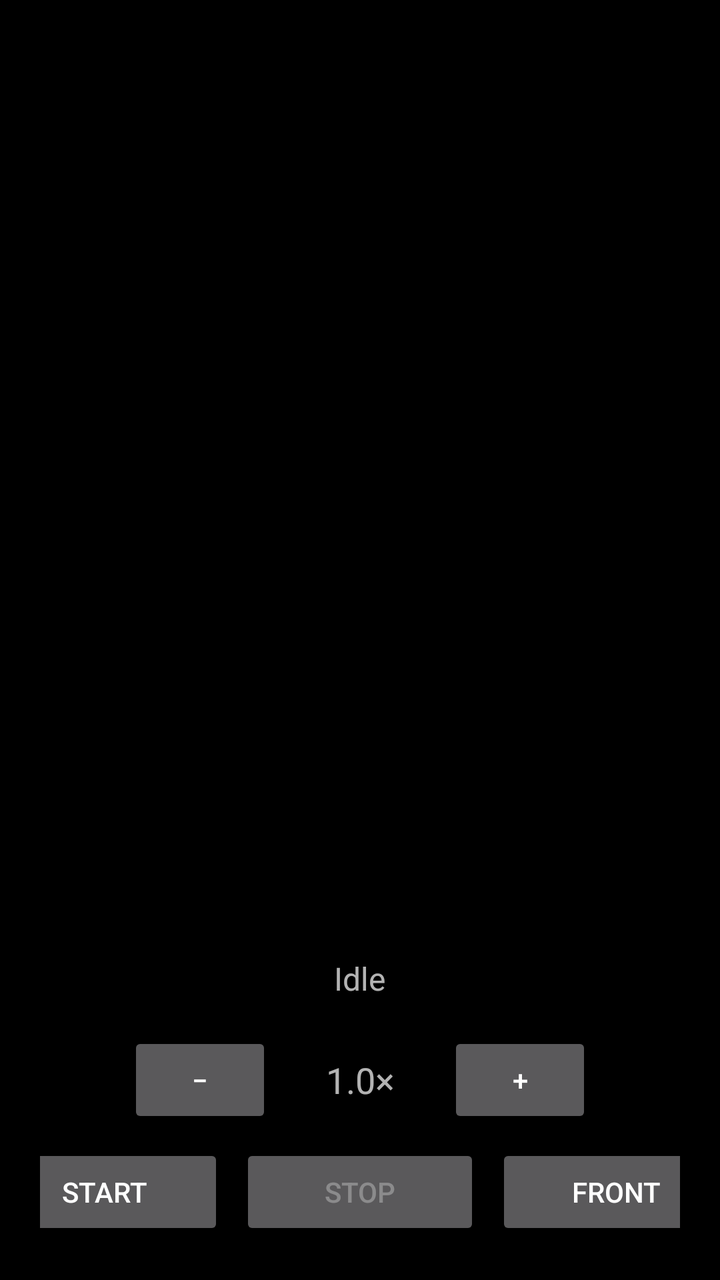
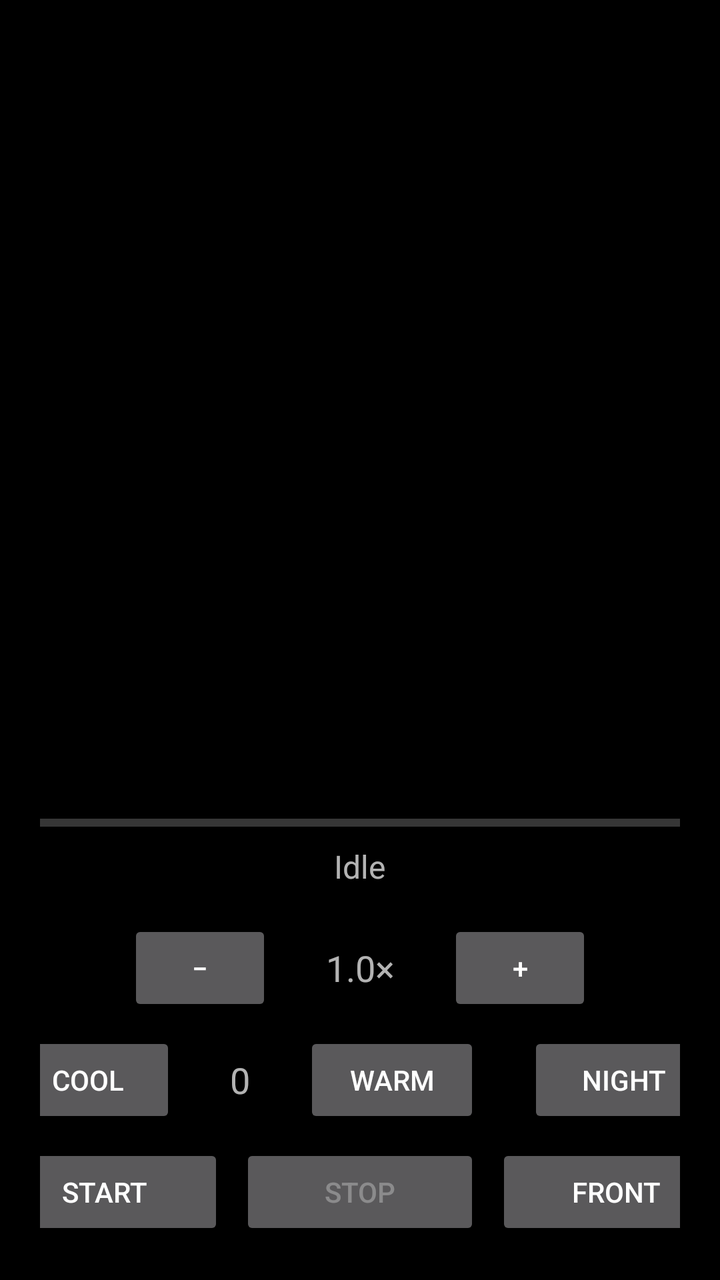

An Android layout rendered at two revisions. The XML below is the earlier revision; the diff shows what the commit changed to produce the second picture.
<!-- AndroidManifest.xml: application theme Theme.CatCam -->
<!-- res/layout/activity_main.xml -->
<?xml version="1.0" encoding="utf-8"?>
<LinearLayout xmlns:android="http://schemas.android.com/apk/res/android"
    android:orientation="vertical"
    android:gravity="center_horizontal"
    android:padding="20dp"
    android:layout_width="match_parent"
    android:layout_height="match_parent">

    <TextureView
        android:id="@+id/preview"
        android:layout_width="match_parent"
        android:layout_height="0dp"
        android:layout_weight="1"
        android:layout_marginBottom="16dp" />

    <TextView
        android:id="@+id/status"
        android:text="Idle"
        android:textSize="16sp"
        android:gravity="center"
        android:layout_marginBottom="16dp"
        android:layout_width="wrap_content"
        android:layout_height="wrap_content" />

    
    <LinearLayout
        android:orientation="horizontal"
        android:gravity="center"
        android:layout_marginBottom="8dp"
        android:layout_width="wrap_content"
        android:layout_height="wrap_content">

        <Button
            android:id="@+id/zoom_out"
            android:text="−"
            android:layout_marginEnd="8dp"
            android:layout_width="72dp"
            android:layout_height="wrap_content" />

        <TextView
            android:id="@+id/zoom_label"
            android:text="1.0×"
            android:textSize="18sp"
            android:gravity="center"
            android:layout_width="72dp"
            android:layout_height="wrap_content" />

        <Button
            android:id="@+id/zoom_in"
            android:text="+"
            android:layout_marginStart="8dp"
            android:layout_width="72dp"
            android:layout_height="wrap_content" />
    </LinearLayout>

    <LinearLayout
        android:orientation="horizontal"
        android:gravity="center"
        android:layout_width="wrap_content"
        android:layout_height="wrap_content">

        <Button
            android:id="@+id/start"
            android:text="Start"
            android:layout_marginEnd="8dp"
            android:layout_width="120dp"
            android:layout_height="wrap_content" />

        <Button
            android:id="@+id/stop"
            android:text="Stop"
            android:enabled="false"
            android:layout_marginEnd="8dp"
            android:layout_width="120dp"
            android:layout_height="wrap_content" />

        <Button
            android:id="@+id/flip"
            android:text="Front"
            android:layout_width="120dp"
            android:layout_height="wrap_content" />
    </LinearLayout>
</LinearLayout>
<!-- resources referenced by this layout -->
<resources>
  <style name="Theme.CatCam" parent="Theme.AppCompat.NoActionBar">
          <item name="android:windowBackground">@android:color/black</item>
          <item name="android:colorAccent">#4CAF50</item>
      </style>
</resources>

<!-- the commit's change to res/layout/activity_main.xml (unified diff, before → after) -->
@@ -11,7 +11,17 @@
         android:layout_width="match_parent"
         android:layout_height="0dp"
         android:layout_weight="1"
-        android:layout_marginBottom="16dp" />
+        android:layout_marginBottom="8dp" />
+
+    
+    <ProgressBar
+        android:id="@+id/audio_level"
+        style="?android:attr/progressBarStyleHorizontal"
+        android:max="100"
+        android:progress="0"
+        android:layout_marginBottom="8dp"
+        android:layout_width="match_parent"
+        android:layout_height="6dp" />
 
     <TextView
         android:id="@+id/status"
@@ -56,6 +66,43 @@
     <LinearLayout
         android:orientation="horizontal"
         android:gravity="center"
+        android:layout_marginBottom="8dp"
+        android:layout_width="wrap_content"
+        android:layout_height="wrap_content">
+
+        <Button
+            android:id="@+id/tone_cool"
+            android:text="Cool"
+            android:layout_marginEnd="8dp"
+            android:layout_width="88dp"
+            android:layout_height="wrap_content" />
+
+        <TextView
+            android:id="@+id/tone_label"
+            android:text="0"
+            android:textSize="18sp"
+            android:gravity="center"
+            android:layout_width="48dp"
+            android:layout_height="wrap_content" />
+
+        <Button
+            android:id="@+id/tone_warm"
+            android:text="Warm"
+            android:layout_marginStart="8dp"
+            android:layout_width="88dp"
+            android:layout_height="wrap_content" />
+
+        <Button
+            android:id="@+id/day_night"
+            android:text="Night"
+            android:layout_marginStart="24dp"
+            android:layout_width="96dp"
+            android:layout_height="wrap_content" />
+    </LinearLayout>
+
+    <LinearLayout
+        android:orientation="horizontal"
+        android:gravity="center"
         android:layout_width="wrap_content"
         android:layout_height="wrap_content">
 
